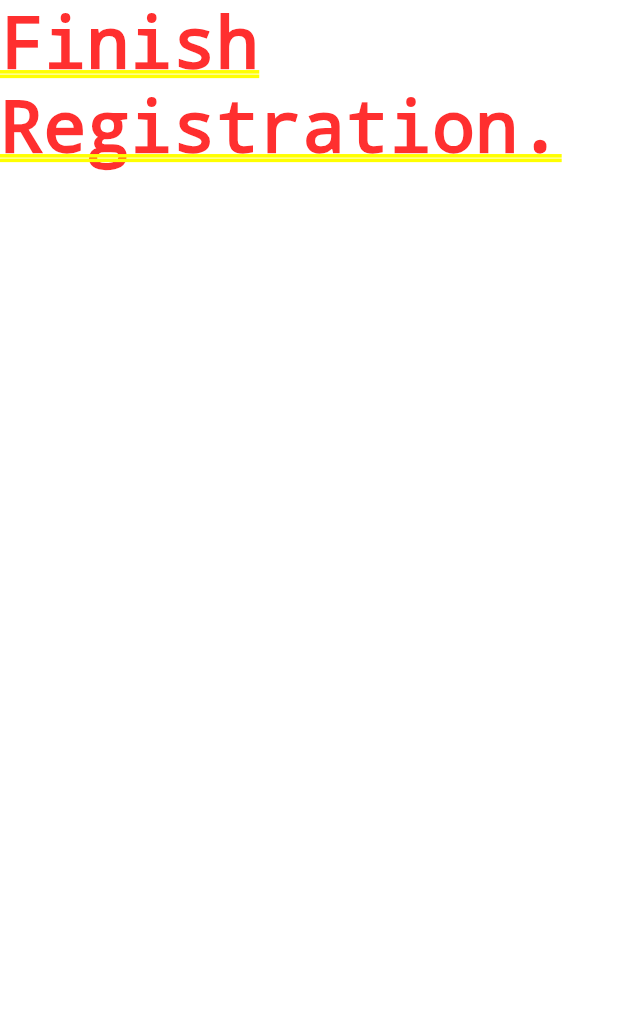
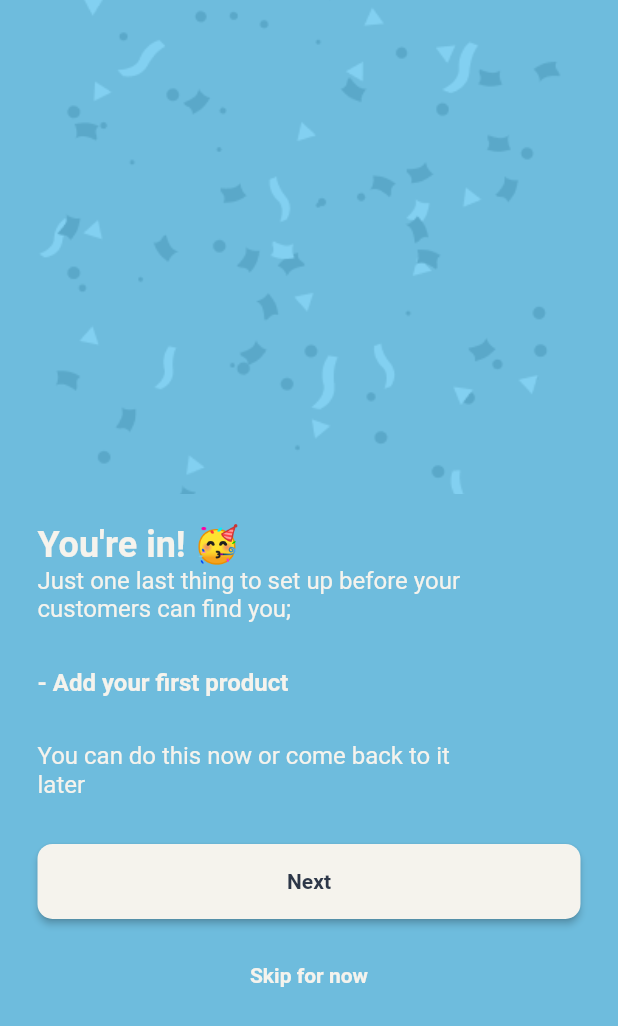
Before and after one commit to desh-woes/Project-Zora, a Flutter app: the RegistrationProfilePic screen opened by its route, after a tap on "Next", on a phone screen of 412 x 824 dp. Shown: the top 1026 px of the screen. Run offline on Flutter 3.47's test engine with Material 2 defaults, Android fonts, the phone set to English and light mode, and no system bars; our stand-ins replace cloud_firestore, firebase_auth, firebase_core, firebase_storage, flutter_spinkit, flutter_svg and 2 more; accounts and stored records are empty; network calls fail.

Commit message:
Completed registration flow.

```diff
--- a/lib/screens/authentication/sign_in.dart
+++ b/lib/screens/authentication/sign_in.dart
@@ -182,7 +182,8 @@ class _SignInState extends State<SignIn> {
                                     ..onTap = () => widget.toggleView())
                             ]),
                       ),
-                    )
+                    ),
+                    Padding(padding: const EdgeInsets.all(10)),
                   ],
                 ),
               ),
--- a/lib/screens/registration_flow/finish_registration.dart
+++ b/lib/screens/registration_flow/finish_registration.dart
@@ -1,12 +1,94 @@
+import 'package:flutter/gestures.dart';
 import 'package:flutter/material.dart';
+import 'package:project_zora/shared/constants.dart';
 
 class CompleteRegistration extends StatelessWidget {
   const CompleteRegistration({Key key}) : super(key: key);
 
   @override
   Widget build(BuildContext context) {
-    return Container(
-      child: Text("Finish Registration."),
+    return Scaffold(
+      backgroundColor: thotBlue,
+      body: Padding(
+        padding: const EdgeInsets.only(top: 0.0, left: 25.0, right: 25.0),
+        child: ListView(
+          children: <Widget>[
+            Image.asset(
+              "images/confetti.png",
+              height: MediaQuery.of(context).size.height * 0.4,
+              width: double.infinity,
+              fit: BoxFit.cover,
+              // width: 100%,
+            ),
+            Padding(padding: const EdgeInsets.all(10)),
+            Text(
+              "You're in! 🥳",
+              style: TextStyle(
+                color: vanillaBaby,
+                fontSize: 24,
+                fontWeight: FontWeight.bold,
+              ),
+            ),
+            Text(
+              "Just one last thing to set up before your\ncustomers can find you;",
+              style: TextStyle(
+                color: vanillaBaby,
+                fontSize: 16,
+              ),
+            ),
+            Padding(padding: const EdgeInsets.all(15)),
+            Text(
+              "- Add your first product",
+              style: TextStyle(
+                  color: vanillaBaby,
+                  fontSize: 16,
+                  fontWeight: FontWeight.bold),
+            ),
+            Padding(padding: const EdgeInsets.all(15)),
+            Text(
+              "You can do this now or come back to it\nlater",
+              style: TextStyle(
+                color: vanillaBaby,
+                fontSize: 16,
+              ),
+            ),
+            Padding(padding: const EdgeInsets.all(15)),
+            Container(
+              height: 50,
+              child: ElevatedButton(
+                style: buttonStyle.copyWith(
+                    backgroundColor:
+                        MaterialStateProperty.all<Color>(vanillaBaby)),
+                onPressed: () async {
+                  // Not yet implemented
+                },
+                child: Text(
+                  "Next",
+                  style:
+                      TextStyle(color: fontType, fontWeight: FontWeight.bold),
+                ),
+              ),
+            ),
+            Padding(padding: const EdgeInsets.all(15)),
+            Center(
+              child: RichText(
+                text: TextSpan(
+                    text: "Skip for now",
+                    style: TextStyle(
+                        color: vanillaBaby,
+                        fontSize: 14,
+                        fontWeight: FontWeight.bold),
+                    recognizer: TapGestureRecognizer()
+                      ..onTap = () {
+                        // TODO: Implement "Skip for now"
+                        // Not implemented yet;
+                      }),
+              ),
+            ),
+            Padding(padding: const EdgeInsets.all(15)),
+          ],
+        ),
+      ),
     );
   }
 }
--- a/lib/screens/registration_flow/merchant_password.dart
+++ b/lib/screens/registration_flow/merchant_password.dart
@@ -268,6 +268,7 @@ class _RegistrationMerchantPasswordState
                         child: Text("Next"),
                       ),
                     ),
+                    Padding(padding: const EdgeInsets.all(10)),
                   ],
                 ),
               ),
--- a/lib/screens/registration_flow/merchant_profile_pic.dart
+++ b/lib/screens/registration_flow/merchant_profile_pic.dart
@@ -122,6 +122,7 @@ class _RegistrationProfilePicState extends State<RegistrationProfilePic> {
                         child: Text("Next"),
                       ),
                     ),
+                    Padding(padding: const EdgeInsets.all(10)),
                   ],
                 ),
               ),
--- a/lib/services/authentication_service.dart
+++ b/lib/services/authentication_service.dart
@@ -7,7 +7,8 @@ class AuthenticationService {
 
   Stream<User> get authStateChanges => _firebaseAuth.authStateChanges();
 
-  Future<String> signInWithEmailAndPassword({String email, String password}) async {
+  Future<String> signInWithEmailAndPassword(
+      {String email, String password}) async {
     try {
       await _firebaseAuth.signInWithEmailAndPassword(
           email: email, password: password);
```
Also changed, not shown: lib/models/merchant.dart (+5 -5 lines), images/confetti.png (added), lib/models/product.dart (indentation only).
